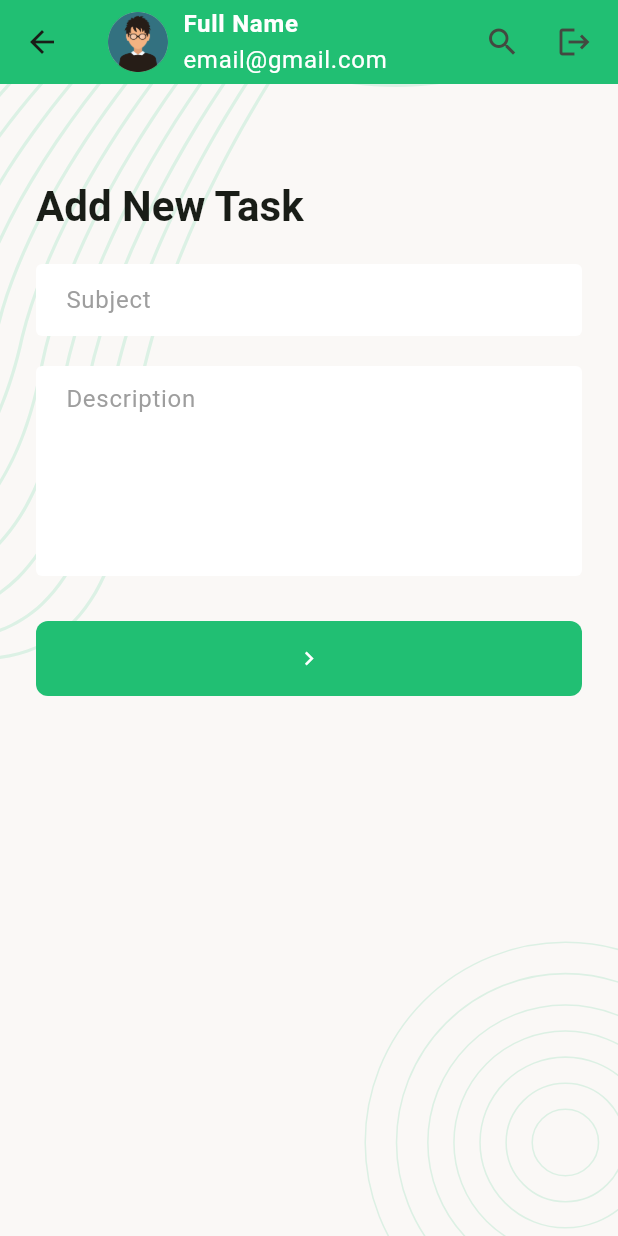
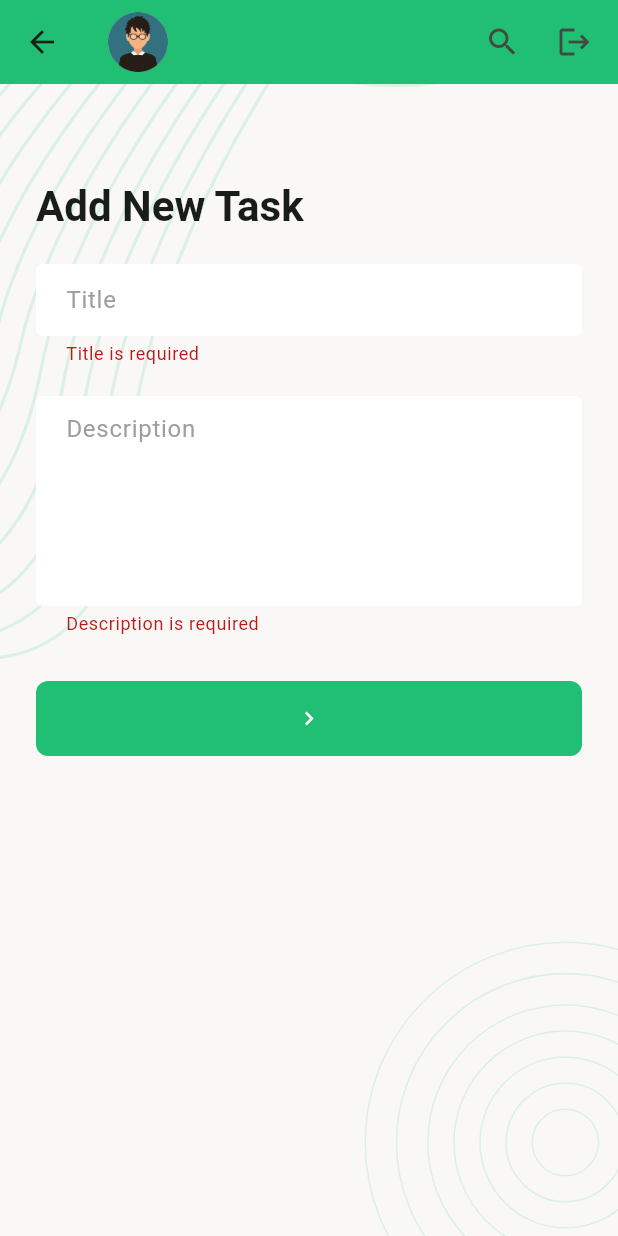
Before and after one commit to Sakib360a/task_manager, a Flutter app: the AddNewTask screen opened by its route, after a tap on the "navigate next" icon, on a phone screen of 412 x 824 dp. Run offline on Flutter 3.47's test engine with Material 3 defaults, Android fonts, the phone set to English and light mode, and no system bars; our stand-ins replace email_validator, flutter_svg, image_picker, logger, pin_code_fields, shared_preferences; accounts and stored records are empty.

Commit message:
Add new Task Api Integrated

```diff
--- /dev/null
+++ b/lib/data/models/user_model.dart
@@ -0,0 +1,37 @@
+class UserModel {
+  final String id;
+  final String email;
+  final String firstName;
+  final String lastName;
+  final String mobile;
+
+  String get fullName{
+    return firstName + ' ' + lastName;
+  }
+
+  UserModel({
+    required this.id,
+    required this.email,
+    required this.firstName,
+    required this.lastName,
+    required this.mobile,
+  });
+  factory UserModel.fromJson(Map<String, dynamic> jsonData) {
+    return UserModel(
+      id: jsonData['_id'],
+      email: jsonData['email'],
+      firstName: jsonData['firstName'],
+      lastName: jsonData['lastName'],
+      mobile: jsonData['mobile'],
+    );
+  }
+  Map<String, dynamic> toJson(){
+    return{
+      '_id': id,
+      'email': email,
+      'firstName': firstName,
+      'lastName': lastName,
+      'mobile':mobile
+    };
+  }
+}
--- a/lib/data/utils/urls.dart
+++ b/lib/data/utils/urls.dart
@@ -2,4 +2,5 @@ class Urls{
   static const String _baseUrl = 'http://35.73.30.144:2005/api/v1';
   static const String registrationUrl = '$_baseUrl/Registration';
   static const String loginUrl = '$_baseUrl/Login';
+  static const String createTask = '$_baseUrl/createTask';
 }
--- a/lib/task_manager_app.dart
+++ b/lib/task_manager_app.dart
@@ -1,5 +1,5 @@
 import 'package:flutter/material.dart';
-import 'package:task_manager/ui/screens/add_new_task.dart';
+import 'package:task_manager/ui/screens/add_new_task_screen.dart';
 import 'package:task_manager/ui/screens/cancelled_task_screen.dart';
 import 'package:task_manager/ui/screens/completed_task_screen.dart';
 import 'package:task_manager/ui/screens/forgot_password_code_verification_screen.dart';
--- a/lib/ui/screens/add_new_task.dart
+++ /dev/null
@@ -1,94 +0,0 @@
-import 'package:flutter/material.dart';
-import 'package:task_manager/ui/widgets/screen_background.dart';
-import 'package:task_manager/ui/widgets/tm_app_bar.dart';
-
-class AddNewTask extends StatefulWidget {
-  const AddNewTask({super.key});
-  static const String name= '/add-new-task';
-
-  @override
-  State<AddNewTask> createState() => _AddNewTaskState();
-}
-
-class _AddNewTaskState extends State<AddNewTask> {
-  final GlobalKey<FormState> _formKey = GlobalKey<FormState>();
-  final TextEditingController subjectTEController = TextEditingController();
-  final TextEditingController descriptionTEController = TextEditingController();
-  @override
-  Widget build(BuildContext context) {
-    return Scaffold(
-      appBar: TMAppBar(),
-      body: ScreenBackground(
-        child: SingleChildScrollView(
-          child: Padding(
-            padding: EdgeInsets.all(24),
-            child: Form(
-              key: _formKey,
-              child: Column(
-                crossAxisAlignment: CrossAxisAlignment.start,
-                children: [
-                  SizedBox(height: 40,),
-                  Text(
-                    'Add New Task',
-                    style: Theme.of(context).textTheme.titleLarge,
-                  ),
-                  SizedBox(height: 20,),
-                  TextFormField(
-                    textInputAction: TextInputAction.next,
-                    controller: subjectTEController,
-                    decoration: InputDecoration(
-                      contentPadding: EdgeInsets.symmetric(horizontal: 16,vertical: 8),
-                      hint: Text(
-                        'Subject',
-                        style: Theme.of(
-                          context,
-                        ).textTheme.bodyLarge?.copyWith(color: Colors.grey),
-                      ),
-                      enabledBorder: OutlineInputBorder(
-                        borderSide: BorderSide(color: Colors.transparent)
-                      ),
-                      focusedBorder: OutlineInputBorder(
-                        borderSide: BorderSide(color: Colors.transparent),
-                      ),
-                    ),
-                  ),
-                  SizedBox(height: 20,),
-                  TextFormField(
-                    controller: descriptionTEController,
-                    textInputAction: TextInputAction.done,
-                    minLines: 5,
-                    maxLines: 10,
-                    decoration: InputDecoration(
-                      contentPadding: EdgeInsets.symmetric(horizontal: 16,vertical: 10),
-                      hint: Text(
-                        'Description',
-                        style: Theme.of(
-                          context,
-                        ).textTheme.bodyLarge?.copyWith(color: Colors.grey),
-                      ),
-                      enabledBorder: OutlineInputBorder(
-                          borderSide: BorderSide(color: Colors.transparent)
-                      ),
-                      focusedBorder: OutlineInputBorder(
-                        borderSide: BorderSide(color: Colors.transparent),
-                      ),
-                    ),
-                  ),
-                  SizedBox(height: 30,),
-                  FilledButton(onPressed: (){}, child: Icon(Icons.navigate_next))
-                ],
-              ),
-            ),
-          ),
-        ),
-      ),
-    );
-  }
-  @override
-  void dispose() {
-    // TODO: implement dispose
-    subjectTEController.dispose();
-    descriptionTEController.dispose();
-    super.dispose();
-  }
-}
--- /dev/null
+++ b/lib/ui/screens/add_new_task_screen.dart
@@ -0,0 +1,164 @@
+import 'package:flutter/material.dart';
+import 'package:task_manager/data/services/api_caller.dart';
+import 'package:task_manager/data/utils/urls.dart';
+import 'package:task_manager/ui/widgets/center_circular_progress_indicator.dart';
+import 'package:task_manager/ui/widgets/screen_background.dart';
+import 'package:task_manager/ui/widgets/snack_bar_message.dart';
+import 'package:task_manager/ui/widgets/tm_app_bar.dart';
+
+class AddNewTask extends StatefulWidget {
+  const AddNewTask({super.key});
+  static const String name = '/add-new-task';
+
+  @override
+  State<AddNewTask> createState() => _AddNewTaskState();
+}
+
+class _AddNewTaskState extends State<AddNewTask> {
+  final GlobalKey<FormState> _formKey = GlobalKey<FormState>();
+  final TextEditingController titleTEController = TextEditingController();
+  final TextEditingController descriptionTEController = TextEditingController();
+  bool _addNewTaskProgress = false;
+  @override
+  Widget build(BuildContext context) {
+    return Scaffold(
+      appBar: TMAppBar(),
+      body: ScreenBackground(
+        child: SingleChildScrollView(
+          child: Padding(
+            padding: EdgeInsets.all(24),
+            child: Form(
+              key: _formKey,
+              autovalidateMode: AutovalidateMode.onUserInteraction,
+              child: Column(
+                crossAxisAlignment: CrossAxisAlignment.start,
+                children: [
+                  SizedBox(height: 40),
+                  Text(
+                    'Add New Task',
+                    style: Theme.of(context).textTheme.titleLarge,
+                  ),
+                  SizedBox(height: 20),
+                  TextFormField(
+                    textInputAction: TextInputAction.next,
+                    controller: titleTEController,
+                    decoration: InputDecoration(
+                      contentPadding: EdgeInsets.symmetric(
+                        horizontal: 16,
+                        vertical: 8,
+                      ),
+                      hint: Text(
+                        'Title',
+                        style: Theme.of(
+                          context,
+                        ).textTheme.bodyLarge?.copyWith(color: Colors.grey),
+                      ),
+                      enabledBorder: OutlineInputBorder(
+                        borderSide: BorderSide(color: Colors.transparent),
+                      ),
+                      focusedBorder: OutlineInputBorder(
+                        borderSide: BorderSide(color: Colors.transparent),
+                      ),
+                    ),
+                    validator: (String? value) {
+                      if (value!.trim().isEmpty) {
+                        return 'Title is required';
+                      }
+                      return null;
+                    },
+                  ),
+                  SizedBox(height: 20),
+                  TextFormField(
+                    controller: descriptionTEController,
+                    textInputAction: TextInputAction.done,
+                    minLines: 5,
+                    maxLines: 10,
+                    decoration: InputDecoration(
+                      contentPadding: EdgeInsets.symmetric(
+                        horizontal: 16,
+                        vertical: 10,
+                      ),
+                      hint: Text(
+                        'Description',
+                        style: Theme.of(
+                          context,
+                        ).textTheme.bodyLarge?.copyWith(color: Colors.grey),
+                      ),
+                      enabledBorder: OutlineInputBorder(
+                        borderSide: BorderSide(color: Colors.transparent),
+                      ),
+                      focusedBorder: OutlineInputBorder(
+                        borderSide: BorderSide(color: Colors.transparent),
+                      ),
+                    ),
+                    validator: (String? value) {
+                      if (value!.trim().isEmpty) {
+                        return 'Description is required';
+                      }
+                      return null;
+                    },
+                  ),
+                  SizedBox(height: 30),
+                  Visibility(
+                    visible: _addNewTaskProgress == false,
+                    replacement: CenterCircularProgressIndicator(),
+                    child: FilledButton(
+                      onPressed: _onTapAddButton,
+                      child: Icon(Icons.navigate_next),
+                    ),
+                  ),
+                ],
+              ),
+            ),
+          ),
+        ),
+      ),
+    );
+  }
+
+  void _onTapAddButton() {
+    if (_formKey.currentState!.validate()) {
+      _addNewTask();
+    }
+  }
+
+  Future<void> _addNewTask() async {
+    setState(() {
+      _addNewTaskProgress = true;
+    });
+    Map<String, dynamic> requestBody = {
+      "title": titleTEController.text.trim(),
+      "description": descriptionTEController.text.trim(),
+      "status": "New",
+    };
+    final ApiResponse response = await ApiCaller.postRequest(
+      url: Urls.createTask,
+      body: requestBody,
+    );
+
+    if (response.isSuccess) {
+      _clearTextFields();
+      showSnackBarMessage(context, 'Task added successfully');
+      Navigator.of(context).pop();
+    } else {
+      showSnackBarMessage(context, response.errorMessage!);
+
+    }
+    setState(() {
+      _addNewTaskProgress = false;
+    });
+  }
+
+  void _clearTextFields() {
+    titleTEController.clear();
+    descriptionTEController.clear();
+  }
+
+  @override
+  void dispose() {
+    // TODO: implement dispose
+    titleTEController.dispose();
+    descriptionTEController.dispose();
+    super.dispose();
+  }
+}
--- a/lib/ui/screens/login_screen.dart
+++ b/lib/ui/screens/login_screen.dart
@@ -1,6 +1,8 @@
 import 'package:email_validator/email_validator.dart';
 import 'package:flutter/gestures.dart';
 import 'package:flutter/material.dart';
+import 'package:task_manager/data/models/user_model.dart';
+import 'package:task_manager/ui/controllers/auth_controller.dart';
 import 'package:task_manager/ui/screens/signup_screen.dart';
 import 'package:task_manager/ui/widgets/center_circular_progress_indicator.dart';
 import 'package:task_manager/ui/widgets/screen_background.dart';
@@ -139,6 +141,9 @@ class _LoginScreenState extends State<LoginScreen> {
 
     if(response.isSuccess && response.responseData['status']=='success')
       {
+        UserModel model = UserModel.fromJson(response.responseData['data']);
+        String accessToken = response.responseData['token'];
+        await AuthController.saveUserData(model,accessToken);
         Navigator.pushNamedAndRemoveUntil(context, MainNavbarHolderScreen.name, (predicate)=>false);
       }
     else{
--- a/lib/ui/screens/new_tasks_screen.dart
+++ b/lib/ui/screens/new_tasks_screen.dart
@@ -2,7 +2,7 @@ import 'package:flutter/material.dart';
 
 import '../widgets/task_card.dart';
 import '../widgets/task_count_by_status_card.dart';
-import 'add_new_task.dart';
+import 'add_new_task_screen.dart';
 
 class NewTasksScreen extends StatefulWidget {
   const NewTasksScreen({super.key});
--- a/lib/ui/widgets/tm_app_bar.dart
+++ b/lib/ui/widgets/tm_app_bar.dart
@@ -1,16 +1,28 @@
 import 'package:flutter/material.dart';
+import 'package:task_manager/ui/controllers/auth_controller.dart';
+import 'package:task_manager/ui/screens/login_screen.dart';
 import 'package:task_manager/ui/screens/update_profile_screen.dart';
 
-class TMAppBar extends StatelessWidget implements PreferredSizeWidget {
+class TMAppBar extends StatefulWidget implements PreferredSizeWidget {
   const TMAppBar({super.key, this.fromUpdateProfile});
   final bool? fromUpdateProfile;
+
+  @override
+  State<TMAppBar> createState() => _TMAppBarState();
+
+  @override
+  // TODO: implement preferredSize
+  Size get preferredSize => Size.fromHeight(kToolbarHeight);
+}
+
+class _TMAppBarState extends State<TMAppBar> {
   @override
   Widget build(BuildContext context) {
     return AppBar(
       backgroundColor: Color(0xff21bf73),
       title: GestureDetector(
         onTap: () {
-          if(fromUpdateProfile ?? false)
+          if(widget.fromUpdateProfile ?? false)
             {
               return;
             }
@@ -29,14 +41,14 @@ class TMAppBar extends StatelessWidget implements PreferredSizeWidget {
               crossAxisAlignment: CrossAxisAlignment.start,
               children: [
                 Text(
-                  'Full Name',
+                  AuthController.userModel?.fullName ?? '',
                   style: Theme.of(context).textTheme.bodyLarge?.copyWith(
                     fontWeight: FontWeight.w700,
                     color: Colors.white,
                   ),
                 ),
                 Text(
-                  'email@gmail.com',
+                  AuthController.userModel?.email ?? '',
                   style: Theme.of(
                     context,
                   ).textTheme.bodyLarge?.copyWith(color: Colors.white),
@@ -48,13 +60,16 @@ class TMAppBar extends StatelessWidget implements PreferredSizeWidget {
       ),
       actions: [
         IconButton(onPressed: () {}, icon: Icon(Icons.search)),
-        IconButton(onPressed: () {}, icon: Icon(Icons.logout)),
+        IconButton(onPressed: _signOut, icon: Icon(Icons.logout)),
         SizedBox(width: 5),
       ],
     );
   }
 
-  @override
-  // TODO: implement preferredSize
-  Size get preferredSize => Size.fromHeight(kToolbarHeight);
+Future<void> _signOut() async{
+    await AuthController.clearUserData();
+    Navigator.pushNamedAndRemoveUntil(context, LoginScreen.name, (predicate)=>false);
 }
+
+
+}
--- a/pubspec.yaml
+++ b/pubspec.yaml
@@ -19,6 +19,7 @@ dependencies:
   http: ^1.5.0
   logger: ^2.6.2
   email_validator: ^3.0.0
+  shared_preferences: ^2.5.3
 
 dev_dependencies:
   flutter_test:
```
Also changed, not shown: lib/data/services/api_caller.dart (+8 -2 lines), lib/ui/controllers/auth_controller.dart (added, +39 -0 lines), lib/ui/screens/splash_screen.dart (+11 -1 lines), pubspec.lock, 1 other file.
